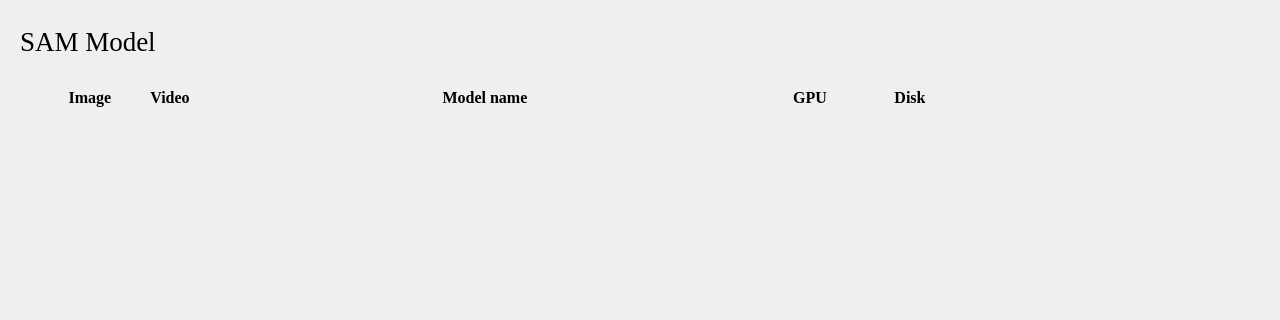
Above: ISAT/ui/model_manager_dialog.ui from yatengLG/ISAT_with_segment_anything before the change; both pictures show x 0 to 1280 and y 0 to 320 of the 1280 by 720 pixel window. Below: the same form after it.
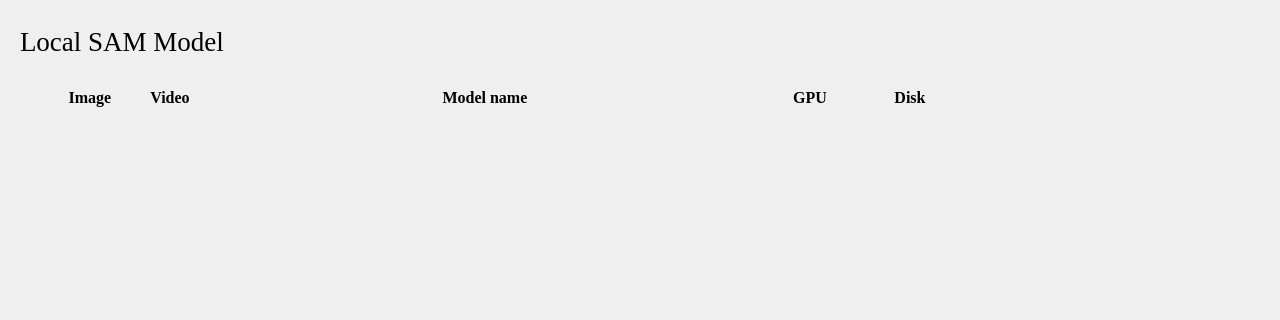
That is the form after the change.

```diff
--- a/ISAT/ui/model_manager_dialog.ui
+++ b/ISAT/ui/model_manager_dialog.ui
@@ -44,7 +44,7 @@
          </font>
         </property>
         <property name="text">
-         <string>SAM Model</string>
+         <string>Local SAM Model</string>
         </property>
        </widget>
       </item>
```
